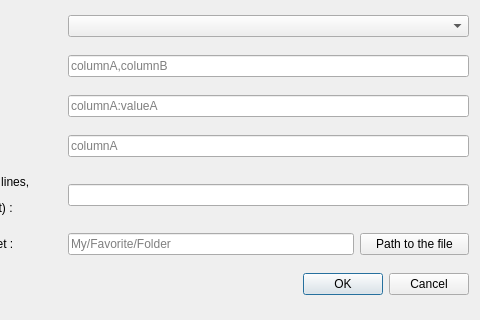
Qt form plugin_dialog.ui (opendatasoft/qgis-ods-plugin) before a commit; both pictures show x 207 to 687 and y 132 to 452 of the 687 by 452 pixel window.
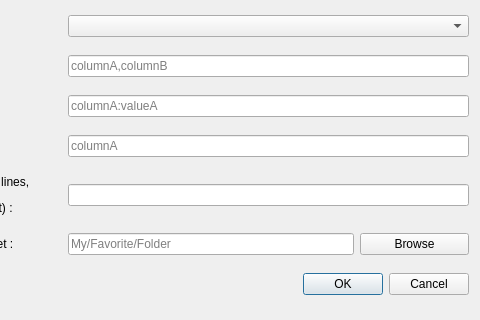
The same form after that commit.

Commit message: tempfile if no path given

The edit to the form file:
```diff
--- a/plugin_dialog.ui
+++ b/plugin_dialog.ui
@@ -100,7 +100,7 @@
    <item row="20" column="2">
     <widget class="QPushButton" name="filePathButton">
      <property name="text">
-      <string>Path to the file</string>
+      <string>Browse</string>
      </property>
     </widget>
    </item>
```
The commit also changes 2 other files.
